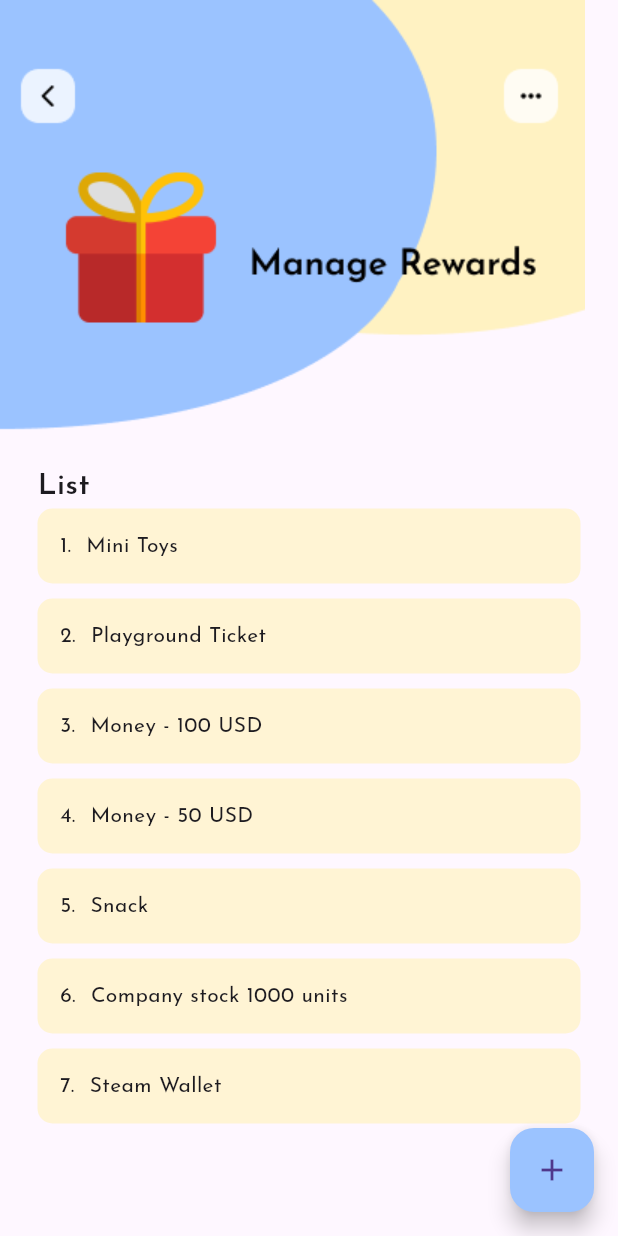
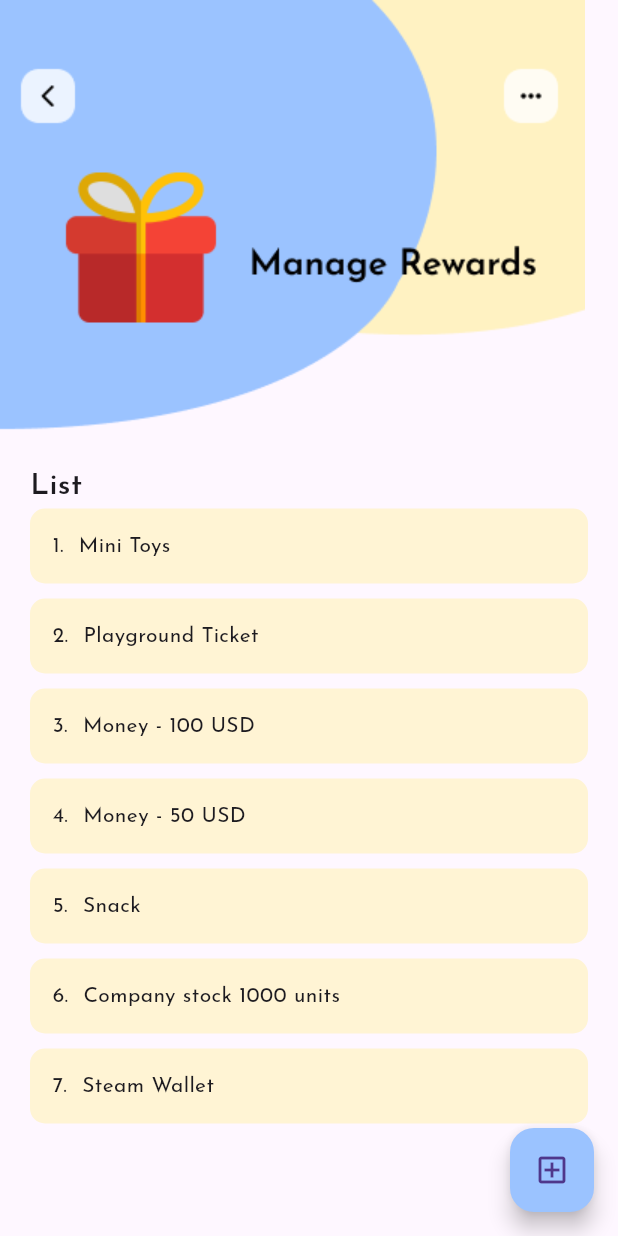
Before and after one commit to ahmadfatihin/kids_chore_app, a Flutter app: the RewardScreen screen opened by its route, on a phone screen of 412 x 824 dp. Run offline on Flutter 3.47's test engine with Material 3 defaults, Android fonts, the phone set to English and light mode, and no system bars; our stand-ins replace get_it, go_router, google_fonts, hive, hive_flutter, injectable and 1 more; accounts and stored records are empty.

Commit message:
Update reward.dart

```diff
--- a/lib/feature/reward/reward.dart
+++ b/lib/feature/reward/reward.dart
@@ -18,14 +18,14 @@ class RewardScreen extends StatelessWidget {
       floatingActionButton: FloatingActionButton(
         onPressed: () {},
         backgroundColor: const Color.fromRGBO(155, 195, 255, 1),
-        child: const Icon(Icons.add),
+        child: const Icon(Icons.add_box_outlined),
       ),
       body: Column(
         crossAxisAlignment: CrossAxisAlignment.start,
         children: [
           Image.asset('assets/images/bg_reward.png'),
           Padding(
-            padding: const EdgeInsets.symmetric(horizontal: 25),
+            padding: const EdgeInsets.symmetric(horizontal: 20),
             child: Column(
               crossAxisAlignment: CrossAxisAlignment.start,
               children: [
```
